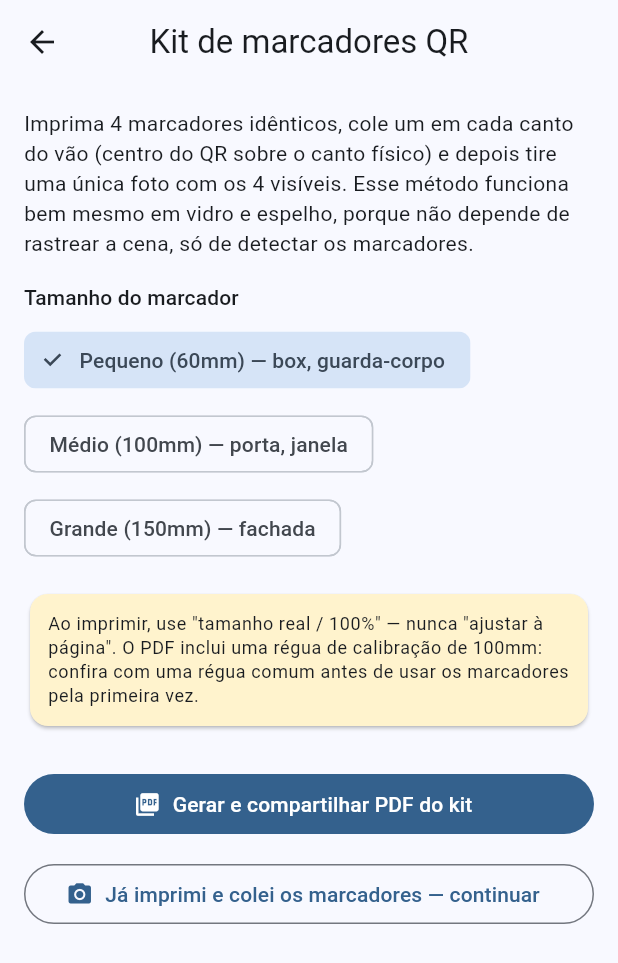
After one commit to Raickz/automacao-mt-vidros, a Flutter app: the PieceTypeScreen screen opened directly, after a tap on "Marcadores QR", on a phone screen of 412 x 824 dp. The commit adds this screen. Shown: the top 963 px of the screen. Run offline on Flutter 3.47's test engine with Material 3 defaults, Android fonts, the phone set to English and light mode, and no system bars; our stand-ins replace pdf, share_plus, web; missing offline and left inert: ar_flutter_plugin_plus, dart:js_interop, google_mlkit_barcode_scanning.

Commit message:
Adiciona Módulo 1B: medição por marcadores QR (mais precisa em vidro)
O AR (ARCore/ARKit) rastreia a cena pela textura visual, e vidro/espelho
são exatamente onde esse rastreamento falha (confirmado na documentação
do RoomPlan da Apple). Este módulo mede a partir de 4 marcadores QR
idênticos colados nos cantos do vão, usando homografia 2D (DLT) pura em
Dart para corrigir a perspectiva da foto — não depende de OpenCV (que
não suporta iOS) nem de rastrear a cena, então funciona igualmente bem
em vidro, espelho ou parede lisa.

- homography.dart: transformação projetiva 2D via 4 correspondências
- qr_marker_detector.dart: detecção via google_mlkit_barcode_scanning
- marker_measurement_service.dart: escolhe o marcador de referência,
  projeta os outros e ordena os 4 cantos, reaproveitando o mesmo
  MeasurementPoint/MeasurementCalculator do módulo de AR
- marker_kit_screen: gera PDF do kit de marcadores com aviso de
  impressão em tamanho real e régua de calibração embutida
- marker_capture_screen: captura a foto e roda a medição
- Testes unitários cobrindo a homografia (incluindo caso com
  perspectiva) e o fluxo completo ponta a ponta do serviço de medição

O modo continua mobile-only (câmera real) via o mesmo padrão de
conditional export já usado no módulo de AR, então o build web
permanece funcionando (mostra apenas um aviso de indisponibilidade).

```diff
--- /dev/null
+++ b/lib/features/measurement/screens/marker_kit_screen.dart
@@ -0,0 +1,2 @@
+export 'marker_kit_screen_web.dart'
+    if (dart.library.io) 'marker_kit_screen_mobile.dart';
--- /dev/null
+++ b/lib/features/measurement/screens/marker_kit_screen_mobile.dart
@@ -0,0 +1,130 @@
+import 'dart:io';
+
+import 'package:flutter/material.dart';
+import 'package:path_provider/path_provider.dart';
+import 'package:share_plus/share_plus.dart';
+
+import '../models/piece_type.dart';
+import '../services/marker_kit_pdf_builder.dart';
+import 'marker_capture_screen.dart';
+
+class _SizePreset {
+  final String label;
+  final double sizeMm;
+  const _SizePreset(this.label, this.sizeMm);
+}
+
+const _presets = [
+  _SizePreset('Pequeno (60mm) — box, guarda-corpo', 60),
+  _SizePreset('Médio (100mm) — porta, janela', 100),
+  _SizePreset('Grande (150mm) — fachada', 150),
+];
+
+class MarkerKitScreen extends StatefulWidget {
+  final PieceType pieceType;
+
+  const MarkerKitScreen({super.key, required this.pieceType});
+
+  @override
+  State<MarkerKitScreen> createState() => _MarkerKitScreenState();
+}
+
+class _MarkerKitScreenState extends State<MarkerKitScreen> {
+  late double _selectedSize = _defaultSizeFor(widget.pieceType);
+  bool _generating = false;
+
+  static double _defaultSizeFor(PieceType type) {
+    switch (type) {
+      case PieceType.box2Folhas:
+      case PieceType.box3Folhas:
+      case PieceType.guardaCorpo:
+        return 60;
+      case PieceType.fachada:
+        return 150;
+      default:
+        return 100;
+    }
+  }
+
+  Future<void> _generateAndShare() async {
+    setState(() => _generating = true);
+    try {
+      final bytes = await MarkerKitPdfBuilder.buildBytes(sizeMm: _selectedSize);
+      final dir = await getTemporaryDirectory();
+      final file = File('${dir.path}/kit_marcadores_${_selectedSize.toStringAsFixed(0)}mm.pdf');
+      await file.writeAsBytes(bytes);
+      await SharePlus.instance.share(
+        ShareParams(files: [XFile(file.path)], text: 'Kit de marcadores MT Vidros'),
+      );
+    } finally {
+      if (mounted) setState(() => _generating = false);
+    }
+  }
+
+  void _continueToCapture() {
+    Navigator.of(context).push(
+      MaterialPageRoute(
+        builder: (_) => MarkerCaptureScreen(pieceType: widget.pieceType),
+      ),
+    );
+  }
+
+  @override
+  Widget build(BuildContext context) {
+    return Scaffold(
+      appBar: AppBar(title: const Text('Kit de marcadores QR')),
+      body: ListView(
+        padding: const EdgeInsets.all(16),
+        children: [
+          Text(
+            'Imprima 4 marcadores idênticos, cole um em cada canto do vão '
+            '(centro do QR sobre o canto físico) e depois tire uma única foto '
+            'com os 4 visíveis. Esse método funciona bem mesmo em vidro e espelho, '
+            'porque não depende de rastrear a cena, só de detectar os marcadores.',
+            style: Theme.of(context).textTheme.bodyMedium,
+          ),
+          const SizedBox(height: 16),
+          Text('Tamanho do marcador', style: Theme.of(context).textTheme.titleSmall),
+          const SizedBox(height: 8),
+          Wrap(
+            spacing: 8,
+            runSpacing: 8,
+            children: [
+              for (final preset in _presets)
+                ChoiceChip(
+                  label: Text(preset.label),
+                  selected: _selectedSize == preset.sizeMm,
+                  onSelected: (_) => setState(() => _selectedSize = preset.sizeMm),
+                ),
+            ],
+          ),
+          const SizedBox(height: 16),
+          Card(
+            color: const Color(0xFFFFF3CD),
+            child: Padding(
+              padding: const EdgeInsets.all(12),
+              child: Text(
+                'Ao imprimir, use "tamanho real / 100%" — nunca "ajustar à página". '
+                'O PDF inclui uma régua de calibração de 100mm: confira com uma régua '
+                'comum antes de usar os marcadores pela primeira vez.',
+                style: Theme.of(context).textTheme.bodySmall,
+              ),
+            ),
+          ),
+          const SizedBox(height: 24),
+          FilledButton.icon(
+            onPressed: _generating ? null : _generateAndShare,
+            icon: const Icon(Icons.picture_as_pdf),
+            label: Text(_generating ? 'Gerando...' : 'Gerar e compartilhar PDF do kit'),
+          ),
+          const SizedBox(height: 12),
+          OutlinedButton.icon(
+            onPressed: _continueToCapture,
+            icon: const Icon(Icons.camera_alt),
+            label: const Text('Já imprimi e colei os marcadores — continuar'),
+          ),
+        ],
+      ),
+    );
+  }
+}
--- /dev/null
+++ b/lib/features/measurement/screens/marker_kit_screen_web.dart
@@ -0,0 +1,38 @@
+import 'package:flutter/material.dart';
+
+import '../models/piece_type.dart';
+
+class MarkerKitScreen extends StatelessWidget {
+  final PieceType pieceType;
+
+  const MarkerKitScreen({super.key, required this.pieceType});
+
+  @override
+  Widget build(BuildContext context) {
+    return Scaffold(
+      appBar: AppBar(title: const Text('Medição por marcadores QR')),
+      body: Center(
+        child: Padding(
+          padding: const EdgeInsets.all(24),
+          child: Column(
+            mainAxisAlignment: MainAxisAlignment.center,
+            children: [
+              const Icon(Icons.qr_code_2, size: 64, color: Colors.grey),
+              const SizedBox(height: 16),
+              const Text(
+                'A medição por marcadores QR usa a câmera real do aparelho e '
+                'só funciona no app instalado (Android/iOS), não nesta versão web.',
+                textAlign: TextAlign.center,
+              ),
+              const SizedBox(height: 16),
+              OutlinedButton(
+                onPressed: () => Navigator.of(context).pop(),
+                child: const Text('Voltar'),
+              ),
+            ],
+          ),
+        ),
+      ),
+    );
+  }
+}
--- a/lib/features/measurement/screens/piece_type_screen.dart
+++ b/lib/features/measurement/screens/piece_type_screen.dart
@@ -2,6 +2,7 @@ import 'package:flutter/material.dart';
 
 import '../models/piece_type.dart';
 import 'ar_measurement_screen.dart';
+import 'marker_kit_screen.dart';
 
 class PieceTypeScreen extends StatelessWidget {
   const PieceTypeScreen({super.key});
@@ -14,16 +15,46 @@ class PieceTypeScreen extends StatelessWidget {
         padding: const EdgeInsets.all(16),
         children: PieceType.values.map((type) {
           return Card(
-            child: ListTile(
-              title: Text(type.label),
-              subtitle: Text(
-                type.isRectangular
-                    ? 'Marque os 4 cantos do vão'
-                    : 'Marque quantos pontos precisar para o contorno',
-              ),
-              trailing: const Icon(Icons.chevron_right),
-              onTap: () => Navigator.of(context).push(
-                MaterialPageRoute(builder: (_) => ArMeasurementScreen(pieceType: type)),
+            child: Padding(
+              padding: const EdgeInsets.symmetric(vertical: 8, horizontal: 12),
+              child: Column(
+                crossAxisAlignment: CrossAxisAlignment.start,
+                children: [
+                  Text(type.label, style: Theme.of(context).textTheme.titleMedium),
+                  const SizedBox(height: 4),
+                  Text(
+                    type.isRectangular
+                        ? 'Marque os 4 cantos do vão'
+                        : 'Marque quantos pontos precisar para o contorno',
+                    style: Theme.of(context).textTheme.bodySmall,
+                  ),
+                  const SizedBox(height: 12),
+                  Row(
+                    children: [
+                      Expanded(
+                        child: OutlinedButton.icon(
+                          icon: const Icon(Icons.view_in_ar),
+                          label: const Text('AR (rápido)'),
+                          onPressed: () => Navigator.of(context).push(
+                            MaterialPageRoute(builder: (_) => ArMeasurementScreen(pieceType: type)),
+                          ),
+                        ),
+                      ),
+                      if (type.isRectangular) ...[
+                        const SizedBox(width: 8),
+                        Expanded(
+                          child: FilledButton.icon(
+                            icon: const Icon(Icons.qr_code_2),
+                            label: const Text('Marcadores QR'),
+                            onPressed: () => Navigator.of(context).push(
+                              MaterialPageRoute(builder: (_) => MarkerKitScreen(pieceType: type)),
+                            ),
+                          ),
+                        ),
+                      ],
+                    ],
+                  ),
+                ],
               ),
             ),
           );
--- a/pubspec.yaml
+++ b/pubspec.yaml
@@ -43,6 +43,8 @@ dependencies:
   vector_math: ^2.4.3
   uuid: ^4.6.0
   web: ^1.1.1
+  google_mlkit_barcode_scanning: ^0.16.1
+  camera: ^0.12.1
 
 dev_dependencies:
   flutter_test:
```
Also changed, not shown: lib/features/measurement/models/detected_marker.dart (added, +21 -0 lines), lib/features/measurement/screens/marker_capture_screen.dart (added, +160 -0 lines), lib/features/measurement/services/homography.dart (added, +110 -0 lines), lib/features/measurement/services/marker_kit_pdf_builder.dart (added, +111 -0 lines), lib/features/measurement/services/marker_measurement_service.dart (added, +84 -0 lines), lib/features/measurement/services/qr_marker_detector.dart (added, +37 -0 lines), pubspec.lock, 2 other files.
